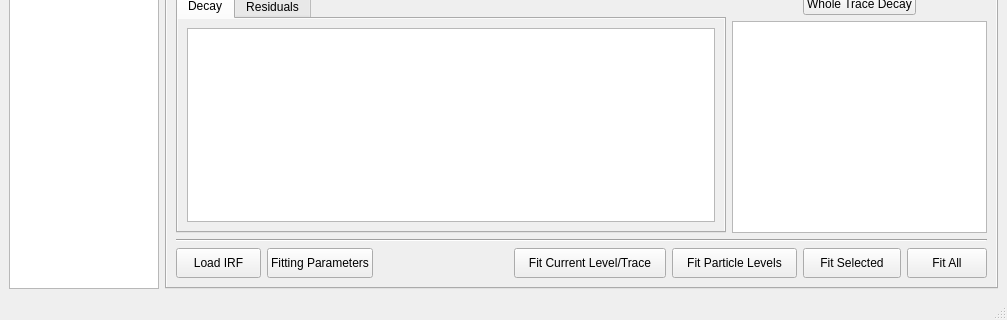
BioPhysicsUP/Full_SMS, file resources/ui/mainwindow.ui: the form before one commit; both pictures show x 0 to 1007 and y 308 to 628 of the 1007 by 628 pixel window.
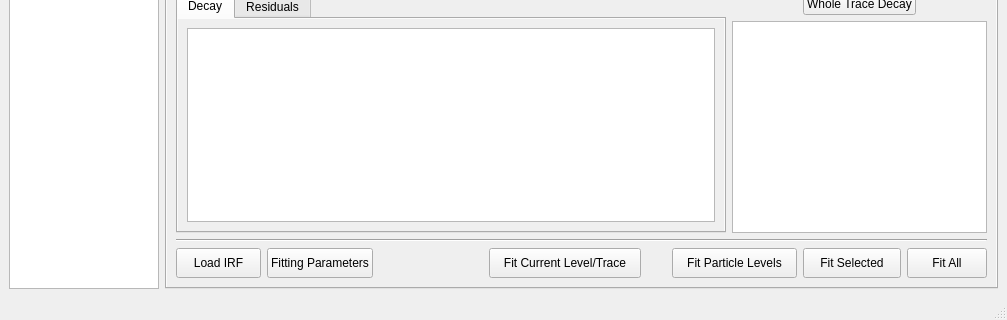
The form after the commit. The open tabs and pages were chosen to show the change. Icons and pictures are not drawn. Custom widgets are drawn as their Qt base class.

```diff
--- a/resources/ui/mainwindow.ui
+++ b/resources/ui/mainwindow.ui
@@ -1270,6 +1270,22 @@
             </property>
            </widget>
           </item>
+          <item>
+           <spacer name="horizontalSpacer_3">
+            <property name="orientation">
+             <enum>Qt::Horizontal</enum>
+            </property>
+            <property name="sizeType">
+             <enum>QSizePolicy::Preferred</enum>
+            </property>
+            <property name="sizeHint" stdset="0">
+             <size>
+              <width>25</width>
+              <height>20</height>
+             </size>
+            </property>
+           </spacer>
+          </item>
           <item>
            <widget class="QPushButton" name="btnFit">
             <property name="sizePolicy">
```
Left out of the diff: 9 changed lines with no effect on the pictures.
